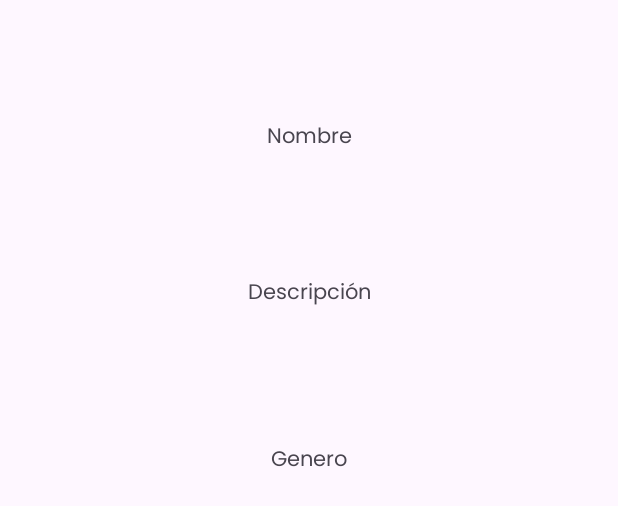
After one commit to MISO-projects/VinilosApp, an Android app: the layout item_album_detail.xml on its own in the app's theme, with its tools: preview values and no code run, on a phone screen of 412 x 824 dp. The commit adds this screen. Shown: the top 506 px of the screen. Run offline under Robolectric (Android 15) with nearby library versions, the phone set to English and light mode, and no system bars.

Commit message:
feat: AlbumDetailAdapter added and item_album_detail v1

```diff
--- a/app/src/main/java/com/miso/vinilosapp/data/repositories/network/ApiService.kt
+++ b/app/src/main/java/com/miso/vinilosapp/data/repositories/network/ApiService.kt
@@ -2,6 +2,7 @@ package com.miso.vinilosapp.data.repositories.network
 
 import com.miso.vinilosapp.data.models.Album
 import retrofit2.http.GET
+import retrofit2.http.Path
 
 interface ApiService {
 
@@ -9,6 +10,6 @@ interface ApiService {
     suspend fun getAlbums(): List<Album>
 
     @GET("albums/{id}")
-    suspend fun getAlbumById(id: Int): Album
+    suspend fun getAlbumById(@Path("id")id: Int): Album
 
 }
--- a/app/src/main/java/com/miso/vinilosapp/viewmodels/AlbumDetailViewModel.kt
+++ b/app/src/main/java/com/miso/vinilosapp/viewmodels/AlbumDetailViewModel.kt
@@ -20,6 +20,9 @@ class AlbumDetailViewModel(
     val id: Int = albumId
 
     private val _album = MutableLiveData<Album>()
+
+    val album: LiveData<Album>
+        get() = _album
 
     private val _eventNetworkError = MutableLiveData<Boolean>(false)
     val eventNetworkError: LiveData<Boolean>
--- /dev/null
+++ b/app/src/main/res/layout/item_album_detail.xml
@@ -0,0 +1,53 @@
+<?xml version="1.0" encoding="utf-8"?>
+<layout xmlns:android="http://schemas.android.com/apk/res/android"
+    xmlns:app="http://schemas.android.com/apk/res-auto"
+    xmlns:tools="http://schemas.android.com/tools">
+
+    <data>
+
+        <variable
+            name="album"
+            type="com.miso.vinilosapp.data.models.Album" />
+    </data>
+
+    <androidx.constraintlayout.widget.ConstraintLayout
+        android:layout_width="match_parent"
+        android:layout_height="match_parent">
+
+        <TextView
+            android:id="@+id/album_detail_name"
+            android:layout_width="wrap_content"
+            android:layout_height="wrap_content"
+            android:layout_marginTop="80dp"
+            android:text="@{album.name}"
+            app:layout_constraintEnd_toEndOf="parent"
+            app:layout_constraintStart_toStartOf="parent"
+            app:layout_constraintTop_toTopOf="parent"
+            tools:text="Nombre" />
+
+        <TextView
+            android:id="@+id/album_detail_description"
+            android:layout_width="wrap_content"
+            android:layout_height="wrap_content"
+            android:layout_marginTop="80dp"
+            android:text="@{album.description}"
+            app:layout_constraintEnd_toEndOf="parent"
+            app:layout_constraintStart_toStartOf="parent"
+            app:layout_constraintTop_toBottomOf="@+id/album_detail_name"
+            tools:text="Descripción" />
+
+        <TextView
+            android:id="@+id/album_detail_genre"
+            android:layout_width="wrap_content"
+            android:layout_height="wrap_content"
+            android:text="@{album.genre}"
+            app:layout_constraintBottom_toBottomOf="parent"
+            app:layout_constraintEnd_toEndOf="parent"
+            app:layout_constraintStart_toStartOf="parent"
+            app:layout_constraintTop_toBottomOf="@+id/album_detail_description"
+            app:layout_constraintVertical_bias="0.148"
+            tools:text="Genero" />
+    </androidx.constraintlayout.widget.ConstraintLayout>
+
+
+</layout>
--- a/app/src/main/res/navigation/nav_graph.xml
+++ b/app/src/main/res/navigation/nav_graph.xml
@@ -23,7 +23,7 @@
         android:id="@+id/albumFragment"
         android:name="com.miso.vinilosapp.ui.AlbumFragment"
         android:label="Lista de albumes"
-        tools:layout="@layout/fragment_album" >
+        tools:layout="@layout/fragment_album">
         <action
             android:id="@+id/action_albumFragment_to_albumDetailFragment"
             app:destination="@id/albumDetailFragment" />
@@ -32,7 +32,7 @@
         android:id="@+id/albumDetailFragment"
         android:name="com.miso.vinilosapp.ui.AlbumDetailFragment"
         android:label="Detalle del Album"
-        tools:layout="@layout/fragment_album_detail" >
+        tools:layout="@layout/fragment_album_detail">
         <argument
             android:name="albumId"
             app:argType="integer" />
```
Also changed, not shown: app/src/main/java/com/miso/vinilosapp/data/models/Album.kt (+11 -8 lines), app/src/main/java/com/miso/vinilosapp/ui/AlbumDetailFragment.kt (+26 -6 lines), app/src/main/java/com/miso/vinilosapp/ui/adapters/AlbumDetailAdapter.kt (added, +49 -0 lines), app/src/main/res/layout/fragment_album_detail.xml (+12 -4 lines).
